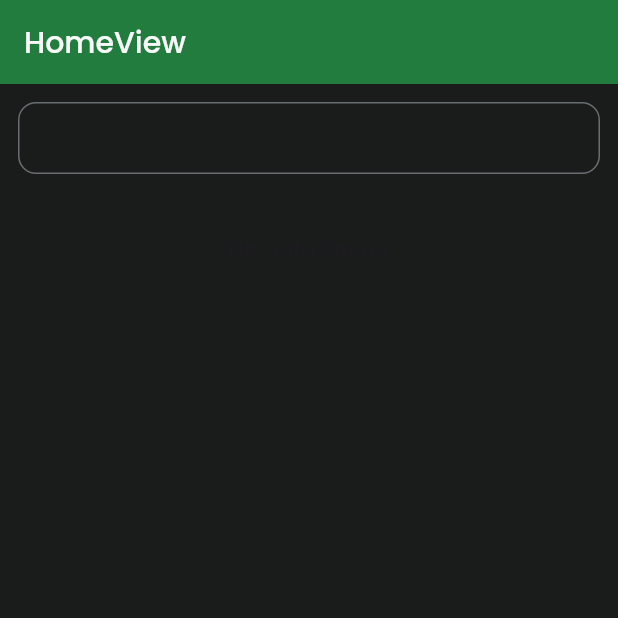
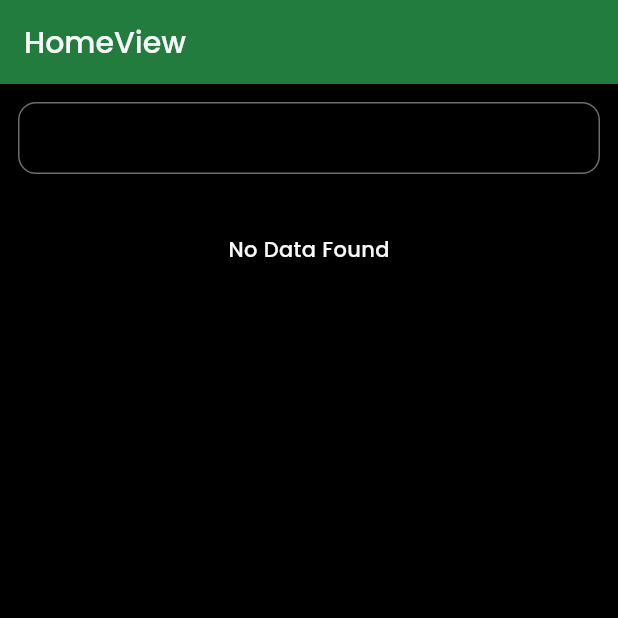
Before and after one commit to vandantaraviya/flutter_clean_todo, a Flutter app: the screen it shows after launch, on a phone screen of 412 x 824 dp, the top half of it. Run offline on Flutter 3.47's test engine with Material 3 defaults, Android fonts, the phone set to English and light mode, and no system bars; our stand-ins replace connectivity_plus, dio, equatable, flutter_svg, fpdart, get and 5 more; project files that could hold a hidden picture were left out.

Commit message:
scaffold background change

```diff
--- a/lib/features/home/presentation/views/home_view.dart
+++ b/lib/features/home/presentation/views/home_view.dart
@@ -28,7 +28,7 @@ class _HomeViewState extends State<HomeView> {
   @override
   Widget build(BuildContext context) {
     return Scaffold(
-      backgroundColor: AppColors.surfaceBackground,
+      backgroundColor: Colors.black,
       appBar: AppBar(
         title: const Text(
           "HomeView",
@@ -69,7 +69,7 @@ class _HomeViewState extends State<HomeView> {
                             color: AppColors.primaryColor,
                           )
                         : homeController.weatherGetData.isEmpty
-                            ? const Text("No Data Found")
+                            ?  Text("No Data Found",style: poppinsTextStyle,)
                             : Column(
                                 children: [
                                   Container(
```
